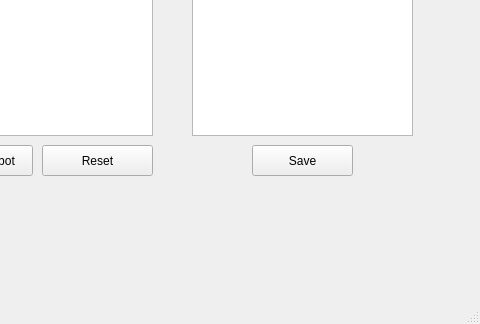
Above: mainwindow.ui from tigew/Robot2Pawn before the change; both pictures show x 128 to 608 and y 121 to 445 of the 608 by 445 pixel window. Below: the same form after it.
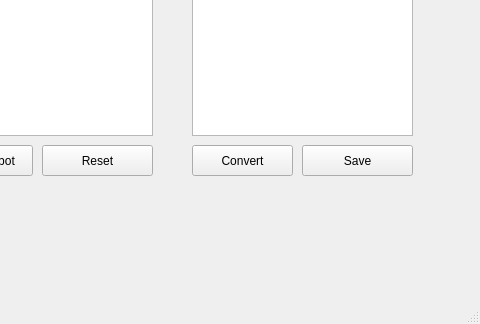
That is the form after the change.

Commit message: Added gitignore Added icon Window name change

Diff of the .ui file:
```diff
--- a/mainwindow.ui
+++ b/mainwindow.ui
@@ -63,9 +63,9 @@
    <widget class="QPushButton" name="saveWeights">
     <property name="geometry">
      <rect>
-      <x>380</x>
+      <x>430</x>
       <y>230</y>
-      <width>101</width>
+      <width>111</width>
       <height>31</height>
      </rect>
     </property>
@@ -73,6 +73,19 @@
      <string>Save</string>
     </property>
    </widget>
+   <widget class="QPushButton" name="convertButton">
+    <property name="geometry">
+     <rect>
+      <x>320</x>
+      <y>230</y>
+      <width>101</width>
+      <height>31</height>
+     </rect>
+    </property>
+    <property name="text">
+     <string>Convert</string>
+    </property>
+   </widget>
   </widget>
   <widget class="QMenuBar" name="menuBar">
    <property name="geometry">
```
Left out of the diff: 2 changed lines with no effect on the pictures. The commit also changes 3 other files.
